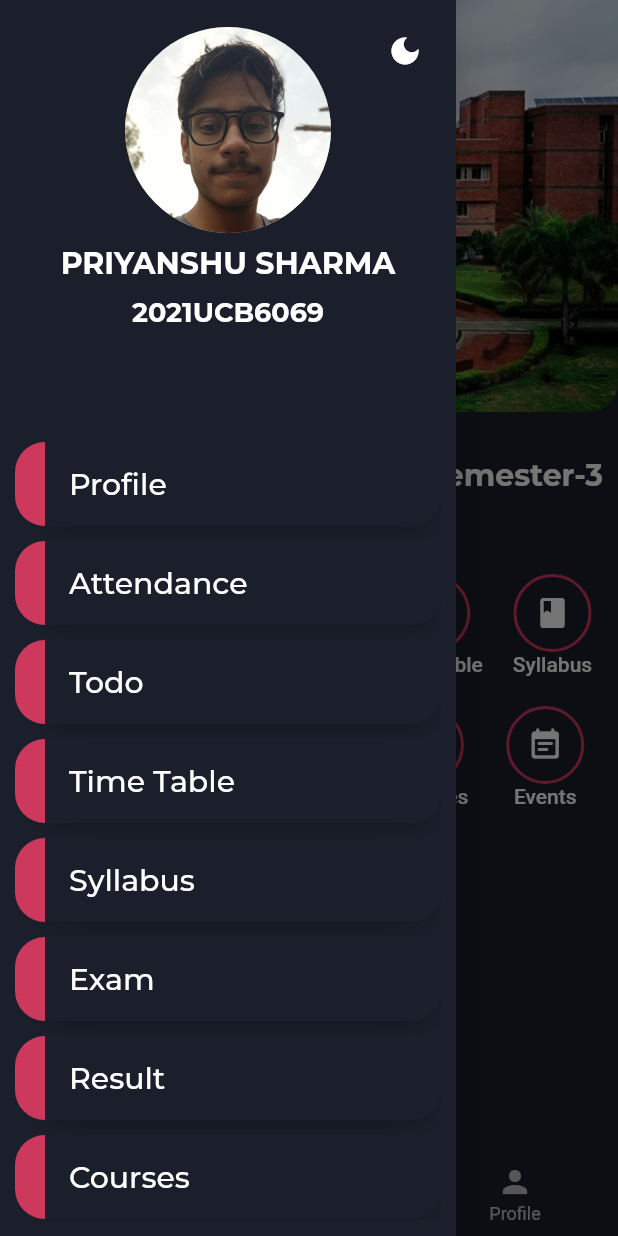
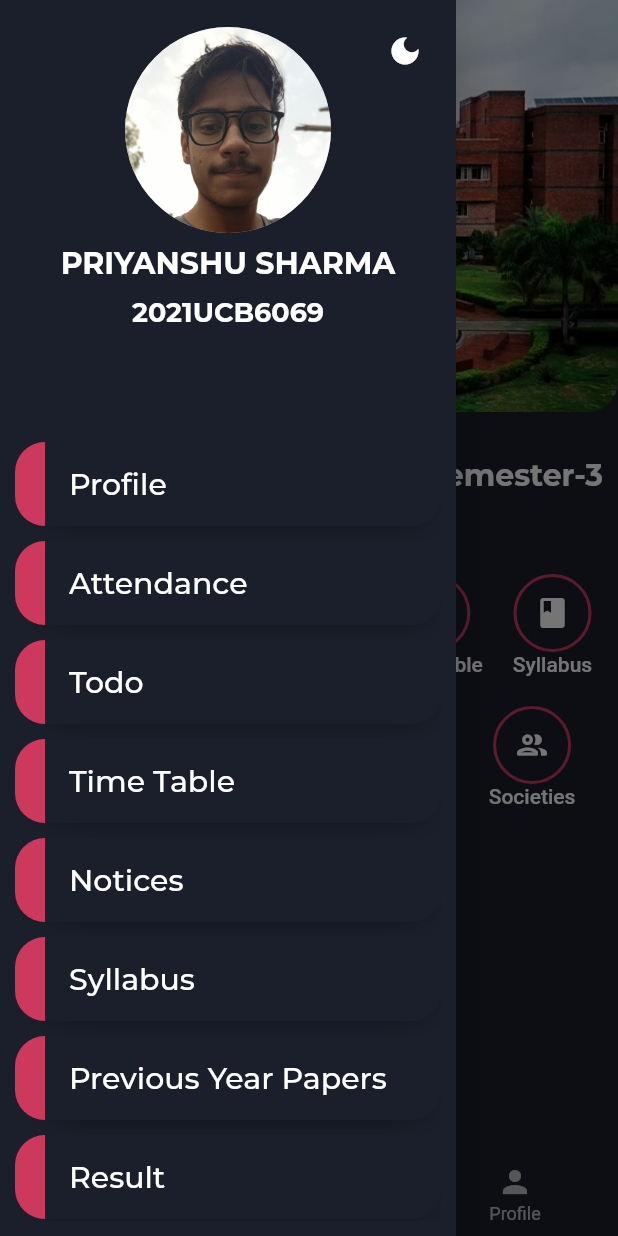
Before and after one commit to PriyanshuSharma23/nsut_clone, a Flutter app: the screen it shows after launch, in the side drawer, after a tap on the "light mode" icon, on a phone screen of 412 x 824 dp. Run offline on Flutter 3.47's test engine with Material 2 defaults, Android fonts, the phone set to English and light mode, and no system bars; our stand-ins replace get, google_fonts; statements that could not run were skipped.

Commit message:
Homepage and drawer done

```diff
--- a/lib/constants.dart
+++ b/lib/constants.dart
@@ -30,9 +30,9 @@
     to: '/syllabus',
   ),
   NameIcon(
-    name: 'Exam',
-    icon: Icons.assignment_turned_in_rounded,
-    to: '/exam',
+    name: 'Previous Year Papers',
+    icon: Icons.content_paste_outlined,
+    to: '/previous_year_papers',
   ),
   NameIcon(
     name: 'Result',
@@ -55,29 +55,3 @@
     to: '/events',
   ),
 ];
-
-// List<NameIcon> actions = [
-//   NameIcon(name: 'Profile', icon: Icons.person),
-
-
-
-
-
-
-
-
-
-// ];
-
-// List<NameIcon> actions = [
-//   NameIcon(name: 'Profile', icon: Icons.person, to: '/profile'),
-//   NameIcon(name: 'Attendance', icon: Icons.person_search_rounded),
-//   NameIcon(name: 'Todo', icon: Icons.checklist),
-//   NameIcon(name: 'Time Table', icon: Icons.watch_later_outlined),
-//   NameIcon(name: 'Syllabus', icon: Icons.book_rounded),
-//   NameIcon(name: 'Exam', icon: Icons.document_scanner_rounded),
-//   NameIcon(name: 'Result', icon: Icons.bar_chart_rounded),
-//   NameIcon(name: 'Courses', icon: Icons.bookmark_border_rounded),
-//   NameIcon(name: 'Societies', icon: Icons.people_outline_rounded),
-//   NameIcon(name: 'Events', icon: Icons.event_note_rounded),
-// ];
--- a/lib/screens/home_page.dart
+++ b/lib/screens/home_page.dart
@@ -1,12 +1,9 @@
 import 'package:flutter/material.dart';
-import 'package:get/get.dart';
-import 'package:nsutx/Controllers/profile_controller.dart';
-import 'package:nsutx/Controllers/theme_controller.dart';
 import 'package:nsutx/constants.dart';
 
 import 'package:nsutx/widgets/date_widget.dart';
+import 'package:nsutx/widgets/home_drawer.dart';
 import 'package:nsutx/widgets/icon.dart';
-import 'package:nsutx/widgets/vertical_band_card.dart';
 
 import '../widgets/circle_avatar.dart';
 
@@ -28,7 +25,8 @@
           avatarRadius: avatarRadius,
           screenHeight: screenHeight,
         ),
-        body: Stack(
+        body: SingleChildScrollView(
+          child: Stack(
             children: [
               Column(
                 children: <Widget>[
@@ -99,6 +97,7 @@
               ),
             ],
           ),
+        ),
         bottomNavigationBar: BottomNavigationBar(
           items: const <BottomNavigationBarItem>[
             BottomNavigationBarItem(
@@ -119,106 +118,3 @@
     );
   }
 }
-
-class HomeDrawer extends StatelessWidget {
-  final double avatarRadius;
-  final double screenHeight;
-  const HomeDrawer({
-    Key? key,
-    required this.avatarRadius,
-    required this.screenHeight,
-  }) : super(key: key);
-
-  @override
-  Widget build(BuildContext context) {
-    return Drawer(
-      child: Padding(
-        padding: const EdgeInsets.all(10.0),
-        child: ListView.separated(
-          itemBuilder: (BuildContext context, int index) {
-            if (index == 0) {
-              return SizedBox(
-                height: screenHeight / 3,
-                child: Stack(children: [
-                  Align(
-                    alignment: Alignment.center,
-                    child: Column(
-                      children: [
-                        Padding(
-                          padding: const EdgeInsets.all(8.0),
-                          child: Avatar(
-                            avatarRadius: avatarRadius,
-                          ),
-                        ),
-                        Obx(
-                          () => Text(
-                            Get.find<ProfileController>()
-                                .profileModel
-                                .value
-                                .studentName
-                                .toUpperCase(),
-                            style:
-                                Theme.of(context).textTheme.headline6!.copyWith(
-                                      fontWeight: FontWeight.bold,
-                                    ),
-                          ),
-                        ),
-                        const SizedBox(
-                          height: 10,
-                        ),
-                        Obx(
-                          () => Text(
-                            Get.find<ProfileController>()
-                                .profileModel
-                                .value
-                                .studentID,
-                            style:
-                                Theme.of(context).textTheme.subtitle1!.copyWith(
-                                      fontWeight: FontWeight.bold,
-                                    ),
-                          ),
-                        ),
-                      ],
-                    ),
-                  ),
-                  Align(
-                    alignment: Alignment.topRight,
-                    child: IconButton(
-                      onPressed: () {
-                        Get.find<ThemeController>().toggleTheme();
-                      },
-                      icon: Get.theme.brightness == Brightness.dark
-                          ? const Icon(Icons.dark_mode)
-                          : const Icon(Icons.light_mode),
-                    ),
-                  ),
-                ]),
-              );
-            }
-
-            return BandCard(
-                child: Padding(
-              padding:
-                  const EdgeInsets.symmetric(horizontal: 8.0, vertical: 16.0),
-              child: GestureDetector(
-                onTap: () {
-                  Get.toNamed(actions[index - 1].to);
-                },
-                child: Text(
-                  actions[index - 1].name,
-                  style: Get.theme.textTheme.headline6,
-                ),
-              ),
-            ));
-          },
-          separatorBuilder: (BuildContext context, int index) {
-            return const SizedBox(
-              height: 10,
-            );
-          },
-          itemCount: actions.length + 1,
-        ),
-      ),
-    );
-  }
-}
--- /dev/null
+++ b/lib/widgets/home_drawer.dart
@@ -0,0 +1,175 @@
+import 'package:flutter/material.dart';
+import 'package:get/get.dart';
+import 'package:nsutx/Controllers/profile_controller.dart';
+import 'package:nsutx/Controllers/theme_controller.dart';
+import 'package:nsutx/widgets/circle_avatar.dart';
+import 'package:nsutx/widgets/vertical_band_card.dart';
+
+import '../models/name_icon.dart';
+
+final drawerActions = [
+  NameIcon(
+    name: 'Profile',
+    icon: Icons.person,
+    to: '/profile',
+  ),
+  NameIcon(
+    name: 'Attendance',
+    icon: Icons.person_search_rounded,
+    to: '/attendance',
+  ),
+  NameIcon(
+    name: 'Todo',
+    icon: Icons.checklist,
+    to: '/todo',
+  ),
+  NameIcon(
+    name: 'Time Table',
+    icon: Icons.watch_later_outlined,
+    to: '/time_table',
+  ),
+  NameIcon(
+    name: 'Notices',
+    icon: Icons.notifications_rounded,
+    to: '/notices',
+  ),
+  NameIcon(
+    name: 'Syllabus',
+    icon: Icons.book_rounded,
+    to: '/syllabus',
+  ),
+  NameIcon(
+    name: 'Previous Year Papers',
+    icon: Icons.content_paste_outlined,
+    to: '/previous_year_papers',
+  ),
+  NameIcon(
+    name: 'Result',
+    icon: Icons.bar_chart_rounded,
+    to: '/result',
+  ),
+  NameIcon(
+    name: 'Courses',
+    icon: Icons.bookmark_border_rounded,
+    to: '/courses',
+  ),
+  NameIcon(
+    name: 'Societies',
+    icon: Icons.people_outline_rounded,
+    to: '/societies',
+  ),
+  NameIcon(
+    name: 'Events',
+    icon: Icons.event_note_rounded,
+    to: '/events',
+  ),
+  NameIcon(
+    name: 'About Us',
+    icon: Icons.info_outline_rounded,
+    to: '/about_us',
+  ),
+];
+
+class HomeDrawer extends StatelessWidget {
+  final double avatarRadius;
+  final double screenHeight;
+  const HomeDrawer({
+    Key? key,
+    required this.avatarRadius,
+    required this.screenHeight,
+  }) : super(key: key);
+
+  @override
+  Widget build(BuildContext context) {
+    return Drawer(
+      child: Padding(
+        padding: const EdgeInsets.all(10.0),
+        child: ListView.separated(
+          itemBuilder: (BuildContext context, int index) {
+            if (index == 0) {
+              return SizedBox(
+                height: screenHeight / 3,
+                child: Stack(children: [
+                  Align(
+                    alignment: Alignment.center,
+                    child: Column(
+                      children: [
+                        Padding(
+                          padding: const EdgeInsets.all(8.0),
+                          child: Avatar(
+                            avatarRadius: avatarRadius,
+                          ),
+                        ),
+                        Obx(
+                          () => Text(
+                            Get.find<ProfileController>()
+                                .profileModel
+                                .value
+                                .studentName
+                                .toUpperCase(),
+                            style:
+                                Theme.of(context).textTheme.headline6!.copyWith(
+                                      fontWeight: FontWeight.bold,
+                                    ),
+                          ),
+                        ),
+                        const SizedBox(
+                          height: 10,
+                        ),
+                        Obx(
+                          () => Text(
+                            Get.find<ProfileController>()
+                                .profileModel
+                                .value
+                                .studentID,
+                            style:
+                                Theme.of(context).textTheme.subtitle1!.copyWith(
+                                      fontWeight: FontWeight.bold,
+                                    ),
+                          ),
+                        ),
+                      ],
+                    ),
+                  ),
+                  Align(
+                    alignment: Alignment.topRight,
+                    child: IconButton(
+                      onPressed: () {
+                        Get.find<ThemeController>().toggleTheme();
+                      },
+                      icon: Get.theme.brightness == Brightness.dark
+                          ? const Icon(Icons.dark_mode)
+                          : const Icon(Icons.light_mode),
+                    ),
+                  ),
+                ]),
+              );
+            }
+
+            return GestureDetector(
+              onTap: () {
+                Get.toNamed(drawerActions[index - 1].to);
+              },
+              child: BandCard(
+                child: Padding(
+                  padding: const EdgeInsets.symmetric(
+                      horizontal: 8.0, vertical: 16.0),
+                  child: Text(
+                    drawerActions[index - 1].name,
+                    style: Get.theme.textTheme.headline6,
+                  ),
+                ),
+              ),
+            );
+          },
+          separatorBuilder: (BuildContext context, int index) {
+            return const SizedBox(
+              height: 10,
+            );
+          },
+          itemCount: drawerActions.length + 1,
+        ),
+      ),
+    );
+  }
+}
--- a/lib/widgets/icon.dart
+++ b/lib/widgets/icon.dart
@@ -32,7 +32,14 @@
             icon: Icon(nameIcon.icon),
           ),
         ),
-        Text(nameIcon.name, style: Get.theme.textTheme.bodyText1),
+        Container(
+          constraints: const BoxConstraints(maxWidth: 100),
+          child: Text(
+            nameIcon.name,
+            style: Get.theme.textTheme.bodyText1,
+            textAlign: TextAlign.center,
+          ),
+        ),
       ],
     );
   }
```
Lines whose indentation alone changed are shown as unchanged.
